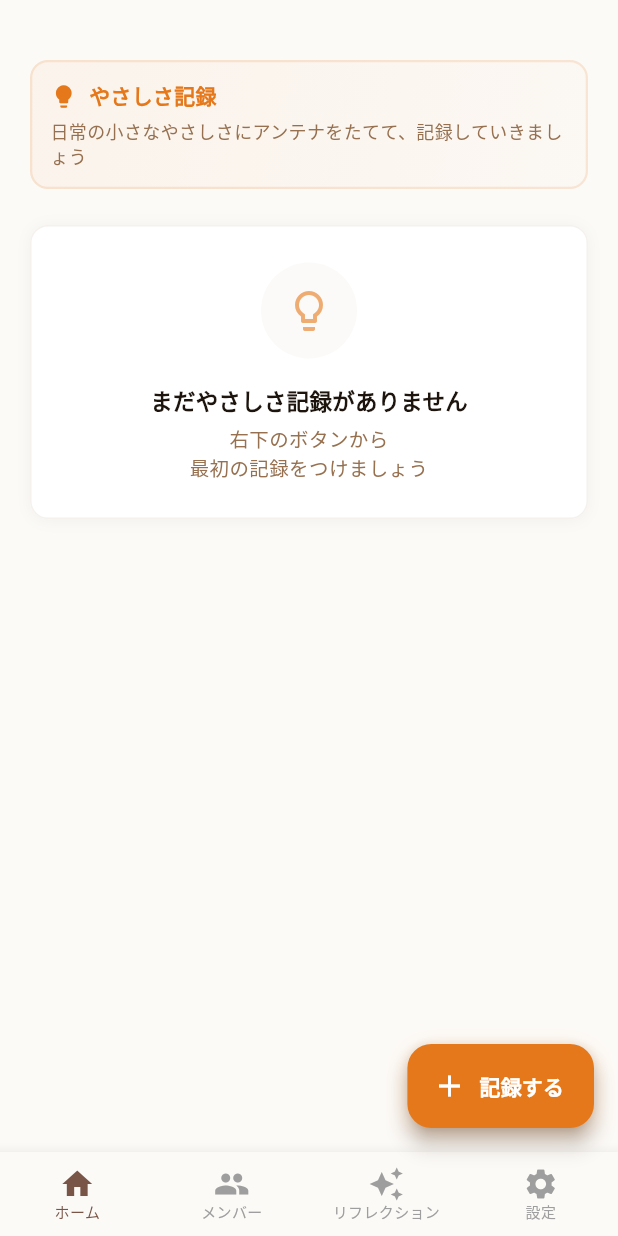
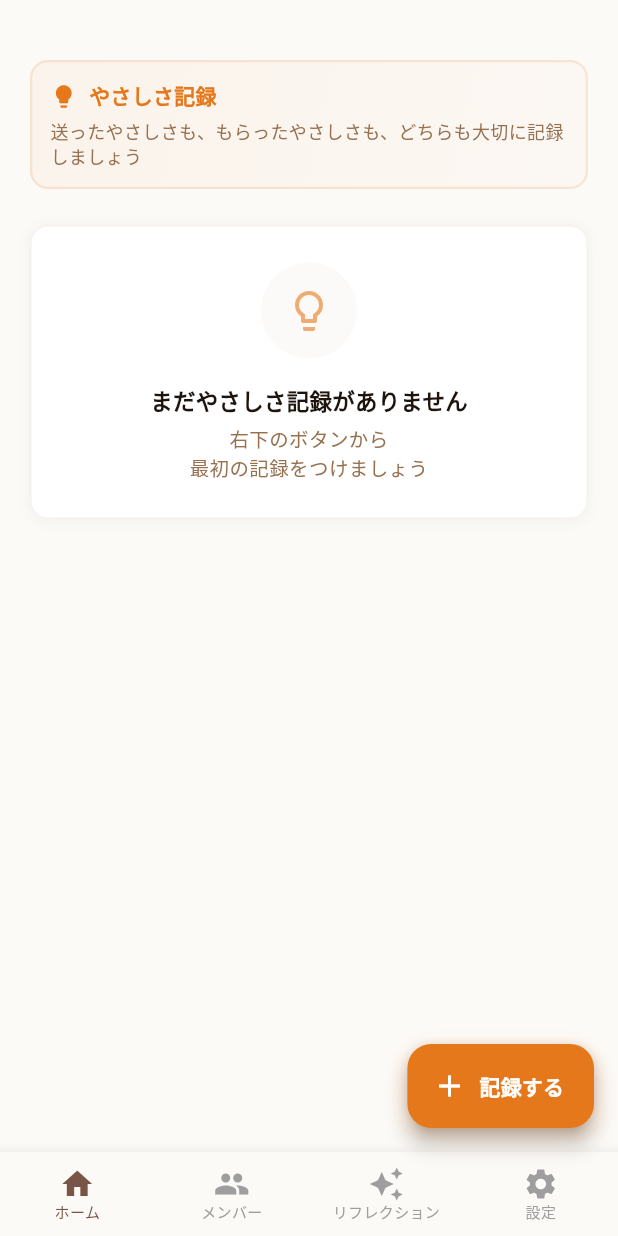
Before and after one commit to dmaruyama-51/secure-base-app-flutter, a Flutter app: the KindnessRecordListPage screen opened by its route, on a phone screen of 412 x 824 dp. Run offline on Flutter 3.47's test engine with Material 3 defaults, Android fonts, the phone set to English and light mode, and no system bars; our stand-ins replace flutter_dotenv, go_router, google_fonts, shared_preferences, supabase_flutter; accounts and stored records are empty.

Commit message:
ヘッダーカードの文言を修正

```diff
--- a/lib/views/kindness_record/kindness_record_list_page.dart
+++ b/lib/views/kindness_record/kindness_record_list_page.dart
@@ -167,7 +167,7 @@ class _KindnessRecordListPageState extends State<KindnessRecordListPage> {
           ),
           const SizedBox(height: 4),
           Text(
-            '日常の小さなやさしさにアンテナをたてて、記録していきましょう',
+            '送ったやさしさも、もらったやさしさも、どちらも大切に記録しましょう',
             style: theme.textTheme.bodyMedium?.copyWith(
               color: AppColors.textLight,
               fontSize: 12,
```
